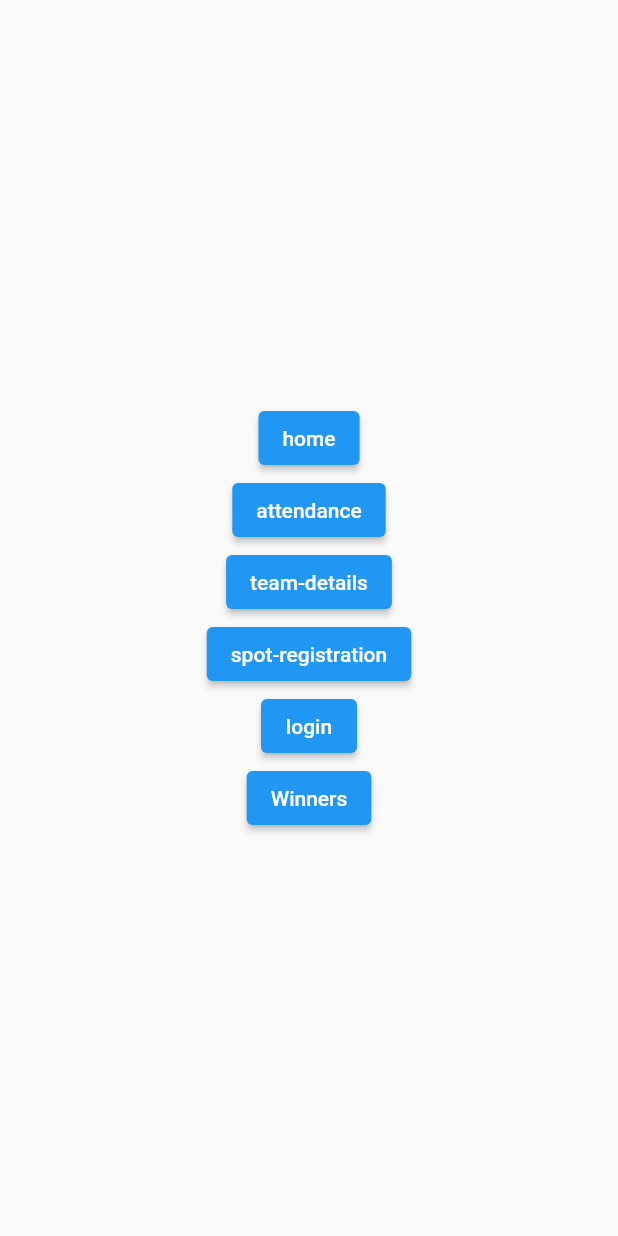
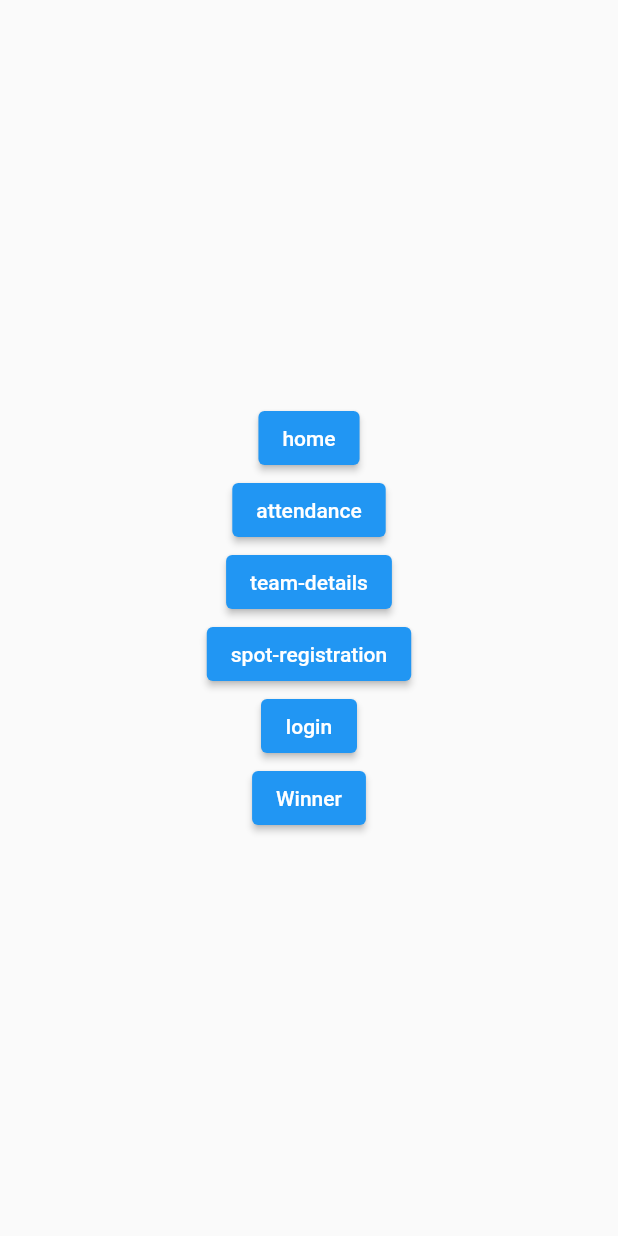
Before and after one commit to Karthik-Sunil-K/Hestia22-Admin, a Flutter app: the screen it shows after launch, on a phone screen of 412 x 824 dp. Run offline on Flutter 3.47's test engine with Material 2 defaults, Android fonts, the phone set to English and light mode, and no system bars; our stand-ins replace flutter_secure_storage, flutter_typeahead, font_awesome_flutter, google_sign_in, lottie; project files that could hold a hidden picture were left out.

Commit message:
demo branch

```diff
--- a/lib/main.dart
+++ b/lib/main.dart
@@ -136,7 +136,7 @@ class _MyHomePageState extends State<MyHomePage> {
                         MaterialPageRoute(
                             builder: (context) => const AddWinners()));
                   },
-                  child: const Text("Winners")),
+                  child: const Text("Winner")),
             ],
           ),
         ),
```
